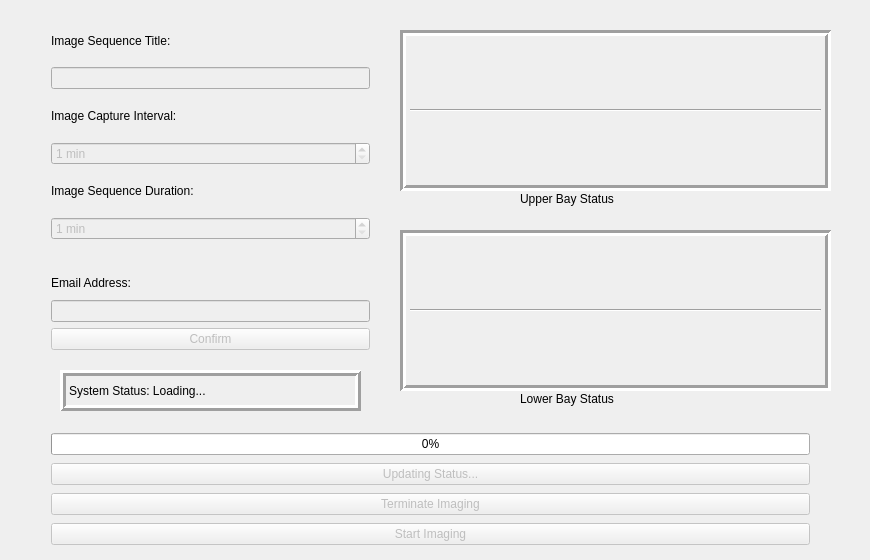
Old version of the form _ui/Demo.ui in the repository CoSE-Jerry/ABCD.
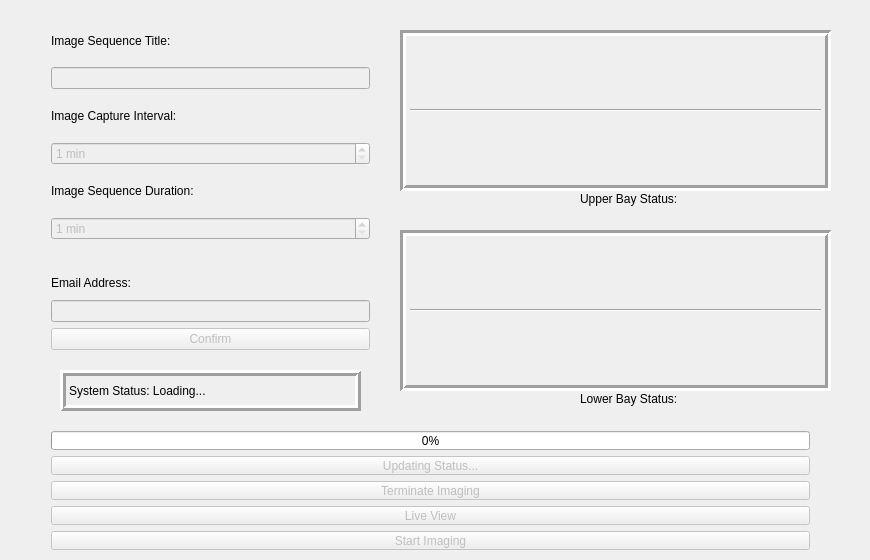
New version of the form. Icons and pictures are not drawn.

What changed in the file:
```diff
--- a/_ui/Demo.ui
+++ b/_ui/Demo.ui
@@ -570,7 +570,7 @@
    <widget class="QLabel" name="Upper_Bay_Label">
     <property name="geometry">
      <rect>
-      <x>520</x>
+      <x>580</x>
       <y>190</y>
       <width>111</width>
       <height>17</height>
@@ -580,13 +580,13 @@
      <enum>QFrame::NoFrame</enum>
     </property>
     <property name="text">
-     <string>Upper Bay Status</string>
+     <string>Upper Bay Status:</string>
     </property>
    </widget>
    <widget class="QLabel" name="Lower_Bay_Label">
     <property name="geometry">
      <rect>
-      <x>520</x>
+      <x>580</x>
       <y>390</y>
       <width>111</width>
       <height>17</height>
@@ -596,7 +596,7 @@
      <enum>QFrame::NoFrame</enum>
     </property>
     <property name="text">
-     <string>Lower Bay Status</string>
+     <string>Lower Bay Status:</string>
     </property>
    </widget>
    <widget class="QWidget" name="verticalLayoutWidget_2">
@@ -681,6 +681,16 @@
        </property>
       </widget>
      </item>
+     <item>
+      <widget class="QPushButton" name="Start_Live">
+       <property name="enabled">
+        <bool>false</bool>
+       </property>
+       <property name="text">
+        <string>Live View</string>
+       </property>
+      </widget>
+     </item>
      <item>
       <widget class="QPushButton" name="Start_Imaging">
        <property name="enabled">
```
